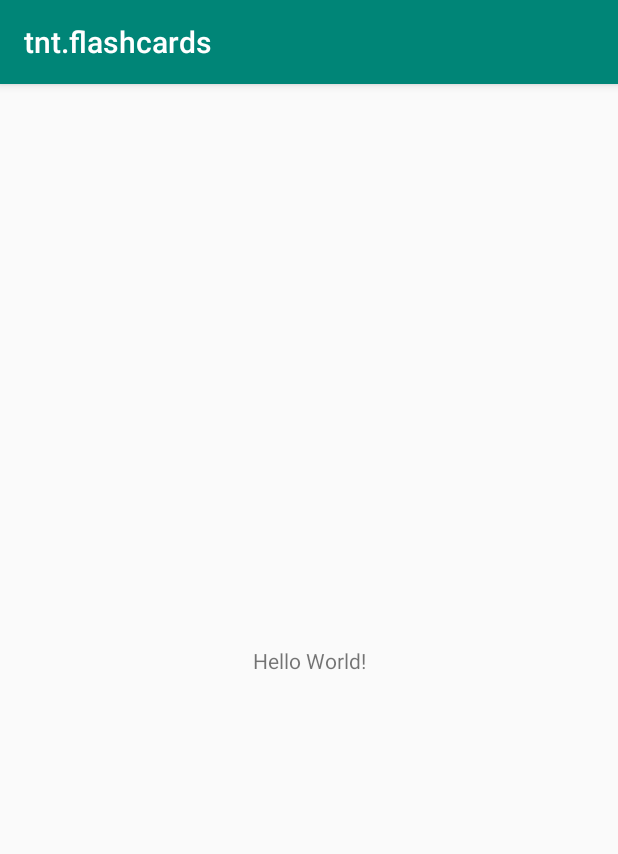
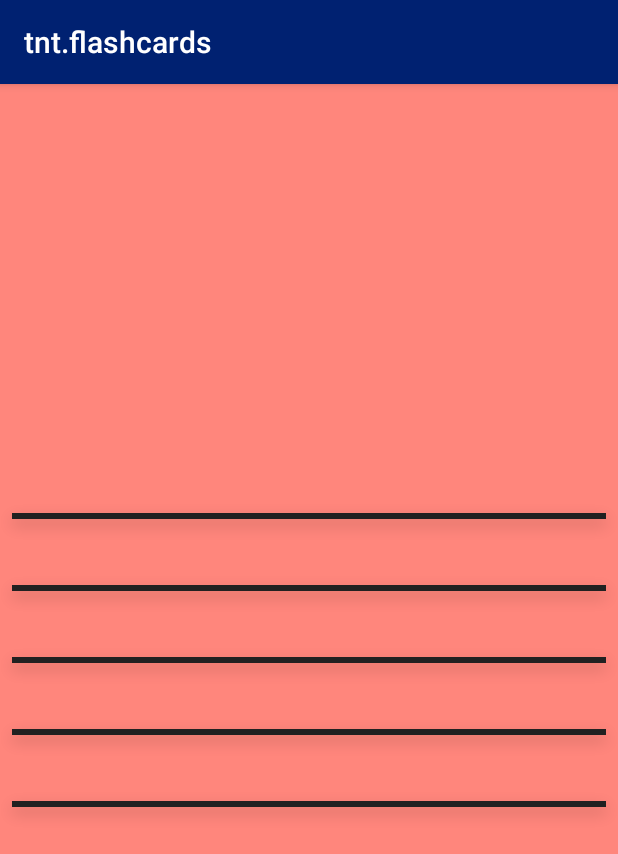
Before and after one commit to Notallthatevil/tnt.flashcards, an Android app: the screen it shows after launch (MainActivity), on a phone screen of 412 x 824 dp. Shown: the top 854 px of the screen. Run offline under Robolectric (Android 15) with nearby library versions, the phone set to English and light mode, and no system bars; our stand-ins replace Dagger/Hilt's generated code, Timber.

Commit message:
Added staff view and drawing of staff lines

```diff
--- a/app/build.gradle.kts
+++ b/app/build.gradle.kts
@@ -38,9 +38,9 @@ dependencies {
     //Timber
     implementation("com.jakewharton.timber:timber:4.7.1")
     //Coroutines
-    implementation("org.jetbrains.kotlinx:kotlinx-coroutines-core:1.1.1")
+    implementation("org.jetbrains.kotlinx:kotlinx-coroutines-core:1.2.1")
     //Dagger 2
-    implementation("com.google.dagger:dagger:2.23.1")
+    implementation("com.google.dagger:dagger:2.23.2")
     kapt("com.google.dagger:dagger-compiler:2.23.1")
     //ViewModelModule
     implementation("com.vikingsen.inject:viewmodel-inject:0.1.1")
--- a/app/src/main/java/com/trippntechnology/tnt/flashcards/util/viewmodels/BaseAndroidViewModel.kt
+++ /dev/null
@@ -1,19 +0,0 @@
-package com.trippntechnology.tnt.flashcards.util.viewmodels
-
-import android.app.Application
-import androidx.lifecycle.AndroidViewModel
-import androidx.lifecycle.ViewModel
-import com.vikingsen.inject.viewmodel.ViewModelInject
-import kotlinx.coroutines.CoroutineScope
-import kotlinx.coroutines.Job
-import kotlinx.coroutines.cancel
-import kotlin.coroutines.CoroutineContext
-
-abstract class BaseAndroidViewModel @ViewModelInject constructor(application: Application) : AndroidViewModel(application),
-    CoroutineScope by DefaultScope() {
-
-    override fun onCleared() {
-        cancel()
-        super.onCleared()
-    }
-}
--- a/app/src/main/java/com/trippntechnology/tnt/flashcards/ux/activities/main/MainActivity.kt
+++ b/app/src/main/java/com/trippntechnology/tnt/flashcards/ux/activities/main/MainActivity.kt
@@ -1,10 +1,11 @@
 package com.trippntechnology.tnt.flashcards.ux.activities.main
 
-import androidx.appcompat.app.AppCompatActivity
 import android.os.Bundle
 import com.trippntechnology.tnt.flashcards.R
+import com.trippntechnology.tnt.flashcards.util.activities.BaseActivity
+import com.trippntechnology.tnt.flashcards.views.StaffView
 
-class MainActivity : AppCompatActivity() {
+class MainActivity : BaseActivity() {
 
     override fun onCreate(savedInstanceState: Bundle?) {
         super.onCreate(savedInstanceState)
--- /dev/null
+++ b/app/src/main/java/com/trippntechnology/tnt/flashcards/views/StaffView.kt
@@ -0,0 +1,76 @@
+package com.trippntechnology.tnt.flashcards.views
+
+import android.content.Context
+import android.graphics.Canvas
+import android.graphics.Paint
+import android.graphics.Rect
+import android.util.AttributeSet
+import android.util.TypedValue
+import android.view.View
+import androidx.core.content.ContextCompat
+import com.trippntechnology.tnt.flashcards.R
+
+
+
+
+class StaffView(context: Context, attrs: AttributeSet?, defStyleAttr: Int) :
+    View(context, attrs, defStyleAttr) {
+    constructor(context: Context, attrs: AttributeSet?) : this(context, attrs, 0)
+    constructor(context: Context) : this(context, null)
+
+    private val LINE_SPACING = dpToPx(48f)
+    private val points = FloatArray(20)
+
+    val paint = Paint()
+    val rect = Rect()
+
+    init {
+
+    }
+
+    override fun onDraw(canvas: Canvas?) {
+        canvas ?: return
+        val centerWidth = width / 2f
+        val centerHeigth = height / 2f
+        val startX = dpToPx(8f)
+        val endX = width - dpToPx(8f)
+
+        paint.color = (ContextCompat.getColor(context, R.color.darkStroke))
+        paint.setShadowLayer(
+            dpToPx(8f),
+            0f,
+            dpToPx(4f),
+            ContextCompat.getColor(context, R.color.darkStrokeShadow)
+        )
+        paint.strokeWidth = dpToPx(4f)
+        paint.isAntiAlias = true
+
+
+        var top = centerHeigth-LINE_SPACING*2
+        var pass = 0
+        for (i in 0 until points.size) {
+            if(i % 4 == 0 || i == 0){
+                points[i] = startX
+            }else if(i%2 ==0){
+                points[i] = endX
+            }else if(i%2 !=0){
+                points[i] = top
+                pass++
+                if (pass == 2){
+                    pass = 0
+                    top += LINE_SPACING
+                }
+            }
+        }
+        canvas.drawLines(points,paint)
+    }
+
+    private fun dpToPx(dp: Float): Float {
+        return TypedValue.applyDimension(
+            TypedValue.COMPLEX_UNIT_DIP,
+            dp,
+            context.resources.displayMetrics
+        )
+    }
+
+}
--- a/app/src/main/res/layout/activity_main.xml
+++ b/app/src/main/res/layout/activity_main.xml
@@ -7,13 +7,13 @@
         android:layout_height="match_parent"
         tools:context=".ux.activities.main.MainActivity">
 
-    <TextView
-            android:layout_width="wrap_content"
-            android:layout_height="wrap_content"
-            android:text="Hello World!"
-            app:layout_constraintBottom_toBottomOf="parent"
-            app:layout_constraintLeft_toLeftOf="parent"
-            app:layout_constraintRight_toRightOf="parent"
-            app:layout_constraintTop_toTopOf="parent"/>
+    <com.trippntechnology.tnt.flashcards.views.StaffView
+        android:layout_width="0dp"
+        android:layout_height="0dp"
+        android:background="@color/colorAccentLight"
+        app:layout_constraintBottom_toBottomOf="parent"
+        app:layout_constraintEnd_toEndOf="parent"
+        app:layout_constraintStart_toStartOf="parent"
+        app:layout_constraintTop_toTopOf="parent" />
 
 </androidx.constraintlayout.widget.ConstraintLayout>
--- a/app/src/main/res/values/colors.xml
+++ b/app/src/main/res/values/colors.xml
@@ -1,6 +1,16 @@
 <?xml version="1.0" encoding="utf-8"?>
 <resources>
-    <color name="colorPrimary">#008577</color>
-    <color name="colorPrimaryDark">#00574B</color>
-    <color name="colorAccent">#D81B60</color>
+    <color name="colorPrimary">#002171</color>
+    <color name="colorPrimaryDark">#000045</color>
+    <color name="colorPrimaryLight">#4448a0</color>
+    <color name="colorAccent">#ef5350</color>
+    <color name="colorAccentDark">#b61827</color>
+    <color name="colorAccentLight">#ff867c</color>
+
+    <color name="textDark">#000</color>
+    <color name="textLight">#fff</color>
+
+    <color name="darkStroke">#212121</color>
+    <color name="darkStrokeShadow">#33000000</color>
+
 </resources>
--- a/build.gradle.kts
+++ b/build.gradle.kts
@@ -7,7 +7,7 @@ buildscript {
 
     }
     dependencies {
-        classpath ("com.android.tools.build:gradle:3.6.0-alpha03")
+        classpath ("com.android.tools.build:gradle:3.6.0-alpha04")
         classpath ("org.jetbrains.kotlin:kotlin-gradle-plugin:1.3.40")
         // NOTE: Do not place your application dependencies here; they belong
         // in the individual module build.gradle files
```
